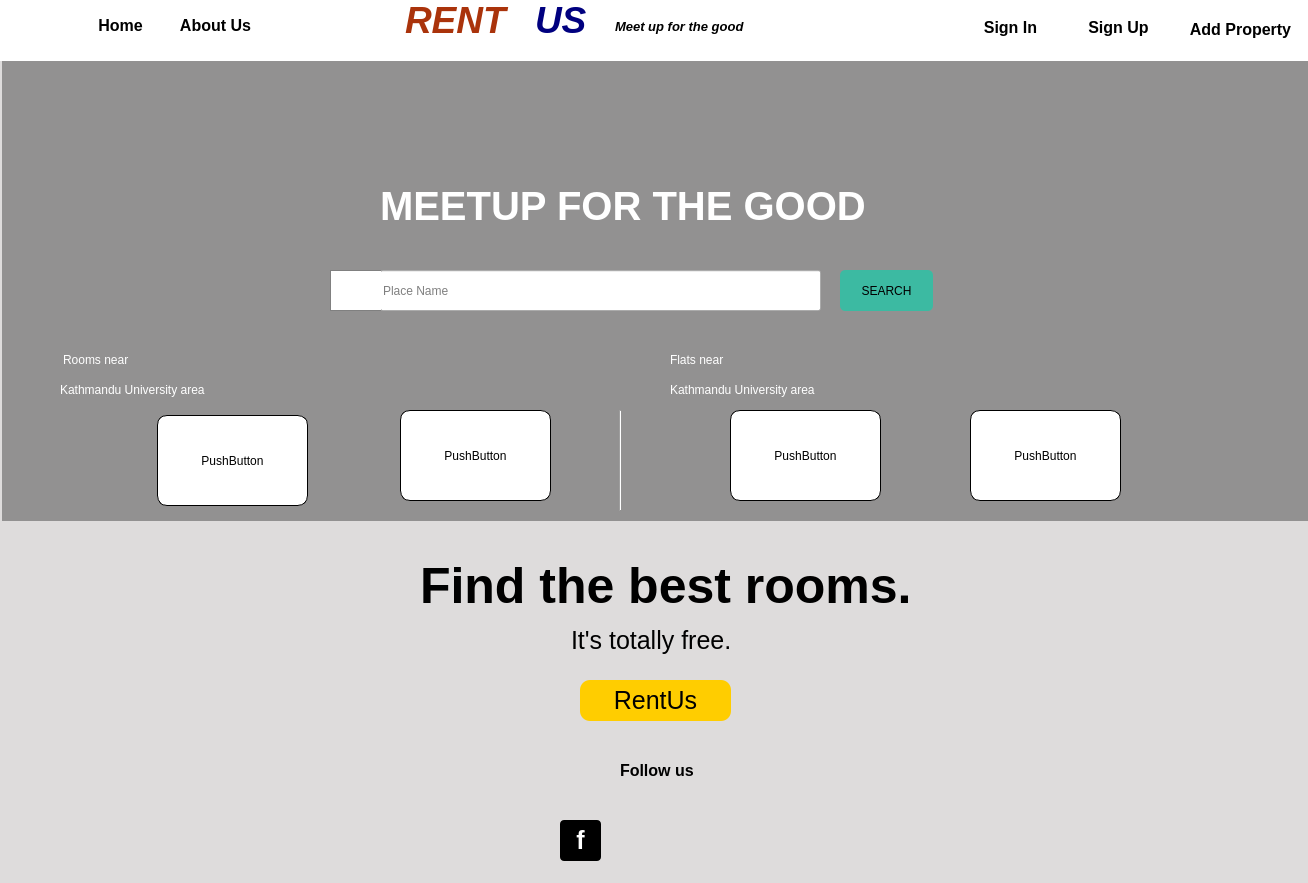
The window that homepage.ui (kausik10/RentUs) describes before a commit, drawn with Qt 5.
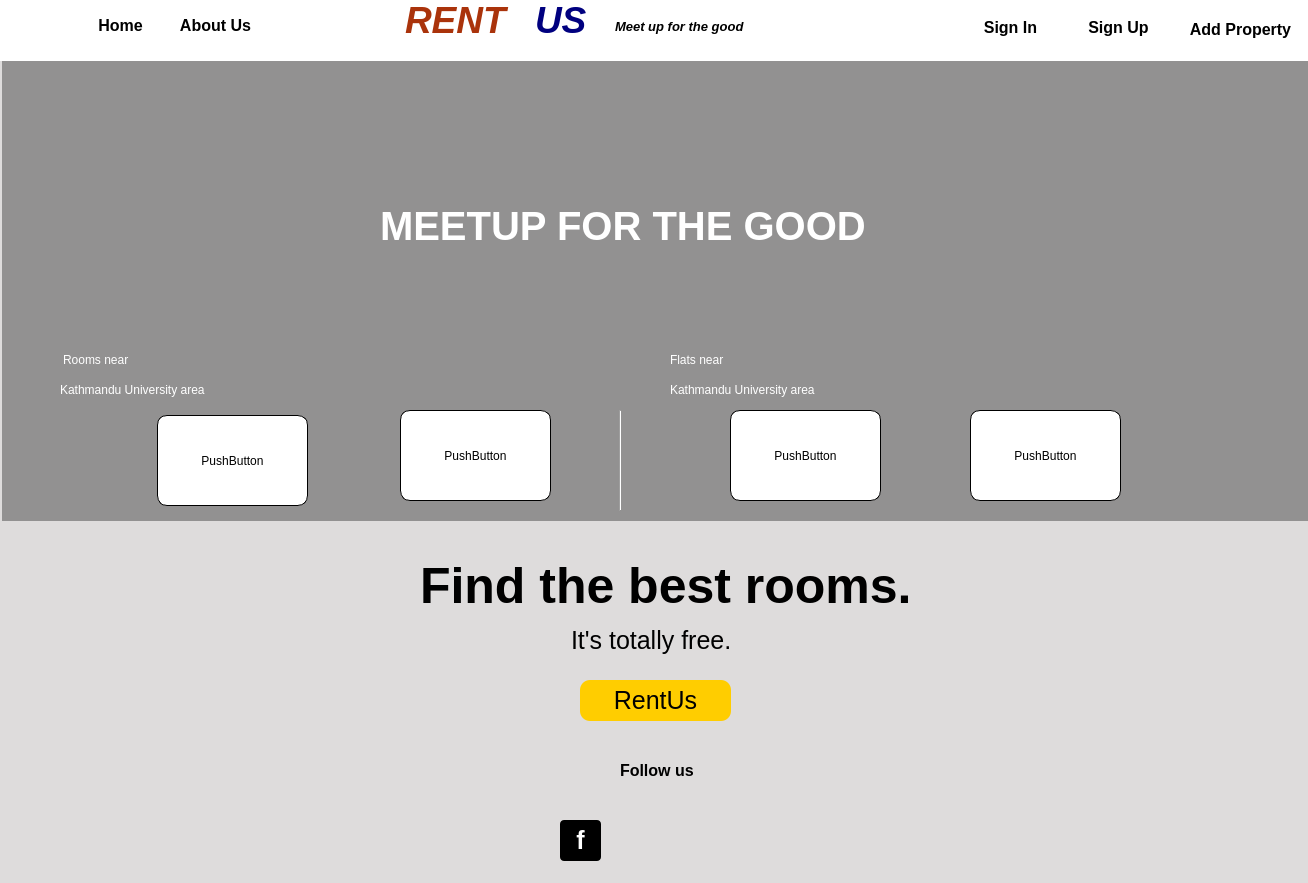
The same window after the commit. Icons and pictures are not drawn.

What changed in the file:
```diff
--- a/homepage.ui
+++ b/homepage.ui
@@ -46,7 +46,7 @@
    <number>-3</number>
   </property>
   <property name="autoFillBackground">
-   <bool>true</bool>
+   <bool>false</bool>
   </property>
   <property name="styleSheet">
    <string notr="true">#Homepage
@@ -573,7 +573,7 @@
    <property name="geometry">
     <rect>
      <x>380</x>
-     <y>170</y>
+     <y>190</y>
      <width>601</width>
      <height>71</height>
     </rect>
@@ -607,62 +607,6 @@
     <string>MEETUP FOR THE GOOD</string>
    </property>
   </widget>
-  <widget class="QPushButton" name="pushButton_6">
-   <property name="geometry">
-    <rect>
-     <x>840</x>
-     <y>270</y>
-     <width>93</width>
-     <height>41</height>
-    </rect>
-   </property>
-   <property name="sizePolicy">
-    <sizepolicy hsizetype="Expanding" vsizetype="Expanding">
-     <horstretch>100</horstretch>
-     <verstretch>100</verstretch>
-    </sizepolicy>
-   </property>
-   <property name="maximumSize">
-    <size>
-     <width>1920</width>
-     <height>1080</height>
-    </size>
-   </property>
-   <property name="sizeIncrement">
-    <size>
-     <width>1920</width>
-     <height>1080</height>
-    </size>
-   </property>
-   <property name="styleSheet">
-    <string notr="true">
-QPushButton:hover{
-
-   
-    cursor: pointer;
-
-}
-
-
-QPushButton:pressed {
-    background-color: qlineargradient(spread:pad, x1:0, y1:0, x2:0, y2:1,   stop:0 rgba(60, 186, 162, 255), stop:1 rgba(98, 211, 162, 255))
-}
-QPushButton {
-     background-color: #3cbaa2; border: 1px solid black;
-border:no;
-     border-radius: 5px;
-}
-QPushButton:hover{
-
- background-color: qlineargradient(spread:pad, x1:0, y1:0, x2:0, y2:1,   stop:0 rgba(60, 186, 162, 255), stop:1 rgba(98, 211, 170 ,255))
-
-}
-</string>
-   </property>
-   <property name="text">
-    <string>SEARCH</string>
-   </property>
-  </widget>
   <widget class="QLabel" name="label_2">
    <property name="geometry">
     <rect>
@@ -1177,123 +1121,6 @@
     <string/>
    </property>
   </widget>
-  <widget class="QLabel" name="label_7">
-   <property name="enabled">
-    <bool>true</bool>
-   </property>
-   <property name="geometry">
-    <rect>
-     <x>330</x>
-     <y>270</y>
-     <width>51</width>
-     <height>41</height>
-    </rect>
-   </property>
-   <property name="sizePolicy">
-    <sizepolicy hsizetype="Expanding" vsizetype="Expanding">
-     <horstretch>100</horstretch>
-     <verstretch>100</verstretch>
-    </sizepolicy>
-   </property>
-   <property name="maximumSize">
-    <size>
-     <width>1920</width>
-     <height>1080</height>
-    </size>
-   </property>
-   <property name="sizeIncrement">
-    <size>
-     <width>1920</width>
-     <height>1080</height>
-    </size>
-   </property>
-   <property name="styleSheet">
-    <string notr="true">background:rgb(255, 255, 255);
-border-left:0.5px solid grey;
-border-top:0.5px solid grey;
-border-bottom:0.6px solid grey;</string>
-   </property>
-   <property name="frameShape">
-    <enum>QFrame::Box</enum>
-   </property>
-   <property name="frameShadow">
-    <enum>QFrame::Sunken</enum>
-   </property>
-   <property name="text">
-    <string/>
-   </property>
-  </widget>
-  <widget class="QLabel" name="label_8">
-   <property name="geometry">
-    <rect>
-     <x>340</x>
-     <y>280</y>
-     <width>31</width>
-     <height>21</height>
-    </rect>
-   </property>
-   <property name="sizePolicy">
-    <sizepolicy hsizetype="Expanding" vsizetype="Expanding">
-     <horstretch>100</horstretch>
-     <verstretch>100</verstretch>
-    </sizepolicy>
-   </property>
-   <property name="maximumSize">
-    <size>
-     <width>1920</width>
-     <height>1080</height>
-    </size>
-   </property>
-   <property name="sizeIncrement">
-    <size>
-     <width>1920</width>
-     <height>1080</height>
-    </size>
-   </property>
-   <property name="styleSheet">
-    <string notr="true">border-image: url(:/image/images/iconn.png);</string>
-   </property>
-   <property name="text">
-    <string/>
-   </property>
-  </widget>
-  <widget class="QLineEdit" name="lineEdit">
-   <property name="geometry">
-    <rect>
-     <x>380</x>
-     <y>270</y>
-     <width>441</width>
-     <height>41</height>
-    </rect>
-   </property>
-   <property name="sizePolicy">
-    <sizepolicy hsizetype="Expanding" vsizetype="Expanding">
-     <horstretch>100</horstretch>
-     <verstretch>100</verstretch>
-    </sizepolicy>
-   </property>
-   <property name="maximumSize">
-    <size>
-     <width>1920</width>
-     <height>1080</height>
-    </size>
-   </property>
-   <property name="sizeIncrement">
-    <size>
-     <width>1920</width>
-     <height>1080</height>
-    </size>
-   </property>
-   <property name="placeholderText">
-    <string>Place Name</string>
-   </property>
-   <property name="cursorMoveStyle">
-    <enum>Qt::VisualMoveStyle</enum>
-   </property>
-   <property name="clearButtonEnabled">
-    <bool>true</bool>
-   </property>
-  </widget>
   <widget class="QLabel" name="label_13">
    <property name="geometry">
     <rect>
```
Left out of the diff: 10 changed lines with no effect on the pictures.
